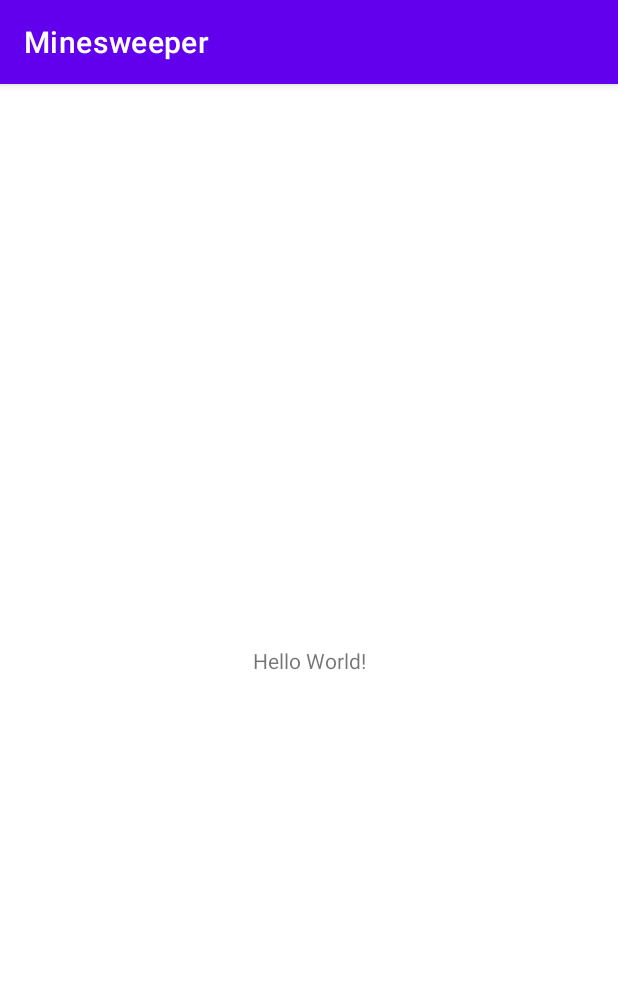
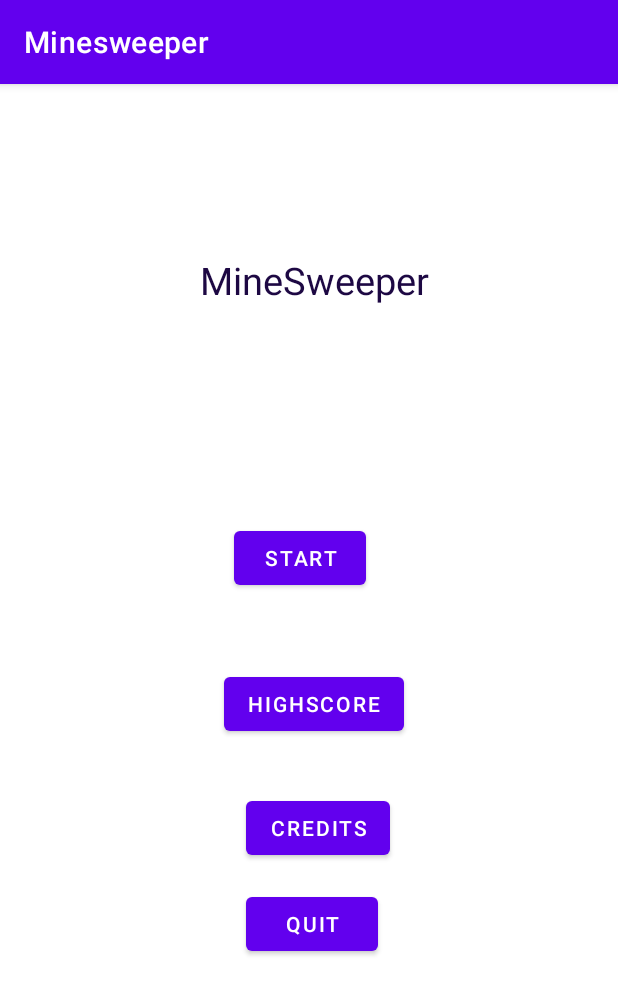
Before and after one commit to EmmaAndersen/Minesweeper, an Android app: the MainActivity screen opened directly, with no data from a screen before it, on a phone screen of 412 x 824 dp. Shown: the top 995 px of the screen. Run offline under Robolectric (Android 15) with nearby library versions, the light colour scheme and no system bars.

Commit message:
Start screen almost done
Added start screen with:
- start button (gets you to antoher fragment )
-credit button (gets you to antoher fragment )
-highscore button (gets you to antoher fragment )
-quitbutton
After pressing start you get to a fragment with the different difficulties, pessing the buttons only shows a message as a placeholder

```diff
--- a/app/src/main/java/com/example/minesweeper/MainActivity.java
+++ b/app/src/main/java/com/example/minesweeper/MainActivity.java
@@ -1,14 +1,35 @@
 package com.example.minesweeper;
 
 import androidx.appcompat.app.AppCompatActivity;
+import androidx.fragment.app.FragmentManager;
+import androidx.fragment.app.FragmentTransaction;
 
 import android.os.Bundle;
 
+import com.example.minesweeper.startScreen.HighscoreFragment;
+import com.example.minesweeper.startScreen.MenuManager;
+import com.example.minesweeper.startScreen.StartFragment;
+
 public class MainActivity extends AppCompatActivity {
+
+    public StartFragment startFragment;
+    HighscoreFragment highscoreFragment;
+    public static FragmentManager fragmentManager;
 
     @Override
     protected void onCreate(Bundle savedInstanceState) {
         super.onCreate(savedInstanceState);
+
         setContentView(R.layout.activity_main);
+        fragmentManager =  getSupportFragmentManager();
+        if(findViewById(R.id.container) != null){
+            if(savedInstanceState != null)
+                return;
+
+            FragmentTransaction fragmentTransaction = fragmentManager.beginTransaction();
+            startFragment = new StartFragment();
+            fragmentTransaction.add(R.id.container, MenuManager.getInstance().startFragment, null);
+            fragmentTransaction.commit();
+        }
     }
 }
--- /dev/null
+++ b/app/src/main/java/com/example/minesweeper/startScreen/MenuManager.java
@@ -0,0 +1,47 @@
+package com.example.minesweeper.startScreen;
+
+import android.os.Bundle;
+import android.view.Menu;
+import android.view.accessibility.AccessibilityRecord;
+
+import androidx.fragment.app.FragmentManager;
+import androidx.fragment.app.FragmentTransaction;
+
+import com.example.minesweeper.R;
+
+/**
+ * <h1>The menumanager that instantiate all menu options.</h1>
+ *
+ * @author Jenny Johannesson
+ * @since 2021-05-13
+ */
+public  class MenuManager {
+
+    public static MenuManager instance;
+    public StartFragment startFragment;
+    public HighscoreFragment highscoreFragment;
+    public CreditFragment creditFragment;
+    public PlayFragment playFragment;
+
+    /**
+     * <h1>A singleton for the class</h1>
+     *
+     * @author Jenny Johannesson
+     * @since 2021-05-13
+     */
+    public static MenuManager getInstance()
+    {
+        if (instance == null)
+        {
+            instance = new MenuManager();
+        }
+        return instance;
+    }
+    private MenuManager(){
+        startFragment = new StartFragment();
+        highscoreFragment = new HighscoreFragment();
+        creditFragment = new CreditFragment();
+        playFragment = new PlayFragment();
+    }
+
+}
--- /dev/null
+++ b/app/src/main/java/com/example/minesweeper/startScreen/StartFragment.java
@@ -0,0 +1,96 @@
+package com.example.minesweeper.startScreen;
+
+import android.app.Activity;
+import android.os.Bundle;
+import android.view.LayoutInflater;
+import android.view.View;
+import android.view.ViewGroup;
+import android.widget.Button;
+import android.widget.Toast;
+
+import androidx.fragment.app.Fragment;
+import androidx.fragment.app.FragmentManager;
+import androidx.fragment.app.FragmentTransaction;
+import androidx.recyclerview.widget.RecyclerView;
+
+import com.example.minesweeper.MainActivity;
+import com.example.minesweeper.R;
+
+/**
+ * <h1>Startfragment.</h1>
+ *
+ * @author Jenny Johannesson
+ * @since 2021-05-13
+ */
+public class StartFragment extends Fragment
+{
+    private View view;
+    private Button startButton;
+    private Button creditButton;
+    private Button quitButton;
+    private Button highscoreButton;
+
+    public StartFragment(){}
+
+    @Override
+    public View onCreateView(LayoutInflater inflater, ViewGroup container,
+                             Bundle savedInstanceState){
+        //Inflate the layout for this fragment
+        view = inflater.inflate(R.layout.start_screen, container, false);
+       buttonListener();
+        return view;
+    }
+
+    /**
+     * <h1>Instantiate the buttons.</h1>
+     *
+     * @author Jenny Johannesson
+     * @since 2021-05-13
+     */
+    private void buttonListener()
+    {
+        startButton = view.findViewById(R.id.start_button);
+        startButton.setOnClickListener(buttonListener);
+
+        creditButton = view.findViewById(R.id.credit_Button);
+        creditButton.setOnClickListener(buttonListener);
+
+        quitButton = view.findViewById(R.id.credit_button);
+        quitButton.setOnClickListener(buttonListener);
+
+        highscoreButton = view.findViewById(R.id.highscore_button);
+        highscoreButton.setOnClickListener(buttonListener);
+    }
+
+    /**
+     * <h1>Checks which button is pressed and then changes the fragments.</h1>
+     *
+     * @author Jenny Johannesson
+     * @since 2021-05-13
+     */
+    private View.OnClickListener buttonListener = new View.OnClickListener(){
+        @Override
+        public void onClick(View v) {
+            CharSequence quit = "You pressed quit";
+            if(v.equals(startButton)){
+                MainActivity.fragmentManager.beginTransaction().replace(R.id.container, MenuManager.getInstance().playFragment, null ).commit();
+
+            }
+            else if(v.equals(creditButton)){
+                MainActivity.fragmentManager.beginTransaction().replace(R.id.container, MenuManager.getInstance().creditFragment, null ).commit();
+
+            }
+            else  if(v.equals(highscoreButton)){
+                MainActivity.fragmentManager.beginTransaction().replace(R.id.container, MenuManager.getInstance().highscoreFragment, null ).commit();
+            }
+            else if(v.equals(quitButton)){
+               // Activity.finish();
+                //System.exit(0);
+                Toast.makeText(getActivity().getApplicationContext(), quit, Toast.LENGTH_SHORT).show();
+                //MainActivity.fragmentManager.beginTransaction().replace(R.id.container, MenuManager.getInstance().startFragment, null ).commit();
+            }
+        }
+
+    };
+
+}
--- a/app/src/main/res/layout/activity_main.xml
+++ b/app/src/main/res/layout/activity_main.xml
@@ -5,14 +5,13 @@
     android:layout_width="match_parent"
     android:layout_height="match_parent"
     tools:context=".MainActivity">
-
-    <TextView
-        android:layout_width="wrap_content"
-        android:layout_height="wrap_content"
-        android:text="Hello World!"
-        app:layout_constraintBottom_toBottomOf="parent"
-        app:layout_constraintLeft_toLeftOf="parent"
-        app:layout_constraintRight_toRightOf="parent"
+    <FrameLayout
+        android:id="@+id/container"
+        android:layout_width="406dp"
+        android:layout_height="709dp"
+        android:layout_marginStart="4dp"
+        android:layout_marginTop="16dp"
+        app:layout_constraintStart_toStartOf="parent"
         app:layout_constraintTop_toTopOf="parent" />
 
 </androidx.constraintlayout.widget.ConstraintLayout>
--- /dev/null
+++ b/app/src/main/res/layout/start_screen.xml
@@ -0,0 +1,61 @@
+<?xml version="1.0" encoding="utf-8"?>
+<androidx.constraintlayout.widget.ConstraintLayout xmlns:android="http://schemas.android.com/apk/res/android"
+    xmlns:app="http://schemas.android.com/apk/res-auto"
+    xmlns:tools="http://schemas.android.com/tools"
+    android:layout_width="match_parent"
+    android:layout_height="match_parent">
+
+
+    <TextView
+        android:id="@+id/start_titleTV"
+        android:layout_width="wrap_content"
+        android:layout_height="wrap_content"
+        android:layout_marginStart="129dp"
+        android:layout_marginTop="97dp"
+        android:text="@string/start_title"
+        android:textColor="#1D0843"
+        android:textSize="25sp"
+        app:layout_constraintStart_toStartOf="parent"
+        app:layout_constraintTop_toTopOf="parent" />
+
+    <Button
+        android:id="@+id/start_button"
+        android:layout_width="wrap_content"
+        android:layout_height="wrap_content"
+        android:layout_marginStart="152dp"
+        android:layout_marginTop="276dp"
+        android:text="@string/start_button"
+        app:layout_constraintStart_toStartOf="parent"
+        app:layout_constraintTop_toTopOf="parent" />
+
+    <Button
+        android:id="@+id/credit_Button"
+        android:layout_width="wrap_content"
+        android:layout_height="wrap_content"
+        android:layout_marginStart="160dp"
+        android:layout_marginTop="456dp"
+        android:text="@string/credit_button"
+        app:layout_constraintStart_toStartOf="parent"
+        app:layout_constraintTop_toTopOf="parent" />
+
+    <Button
+        android:id="@+id/credit_button"
+        android:layout_width="wrap_content"
+        android:layout_height="wrap_content"
+        android:layout_marginStart="160dp"
+        android:layout_marginTop="520dp"
+        android:text="@string/quit_button"
+        app:layout_constraintStart_toStartOf="parent"
+        app:layout_constraintTop_toTopOf="parent" />
+
+    <Button
+        android:id="@+id/highscore_button"
+        android:layout_width="wrap_content"
+        android:layout_height="wrap_content"
+        android:layout_marginStart="145dp"
+        android:layout_marginTop="373dp"
+        android:text="@string/highscore_button"
+        app:layout_constraintStart_toStartOf="parent"
+        app:layout_constraintTop_toTopOf="parent" />
+
+</androidx.constraintlayout.widget.ConstraintLayout>
--- a/app/src/main/res/values/strings.xml
+++ b/app/src/main/res/values/strings.xml
@@ -1,3 +1,13 @@
 <resources>
     <string name="app_name">Minesweeper</string>
+    <string name="start_title">MineSweeper</string>
+    <string name="easy_tv">Easy</string>
+    <string name="intermediate_tv">Intermediate</string>
+    <string name="hard_tv">Hard</string>
+    <string name="custom_tv">Custom</string>
+    <string name="start_button">Start</string>
+    <string name="credit_button">Credits</string>
+    <string name="quit_button">Quit</string>
+    <string name="back_button">Back</string>
+    <string name="highscore_button">Highscore</string>
 </resources>
```
Also changed, not shown: app/src/main/java/com/example/minesweeper/startScreen/CreditFragment.java (added, +47 -0 lines), app/src/main/java/com/example/minesweeper/startScreen/HighscoreFragment.java (added, +48 -0 lines), app/src/main/java/com/example/minesweeper/startScreen/PlayFragment.java (added, +98 -0 lines), app/src/main/res/layout/credit_screen.xml (added, +28 -0 lines), app/src/main/res/layout/highscore_screen.xml (added, +29 -0 lines), app/src/main/res/layout/play_screen.xml (added, +56 -0 lines).
